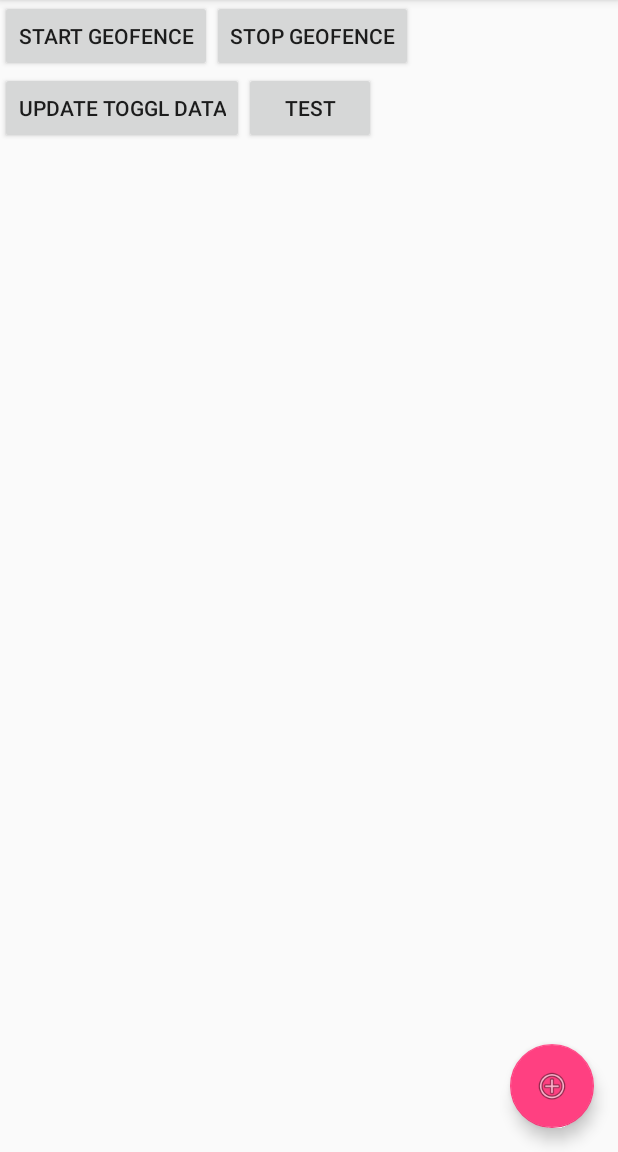
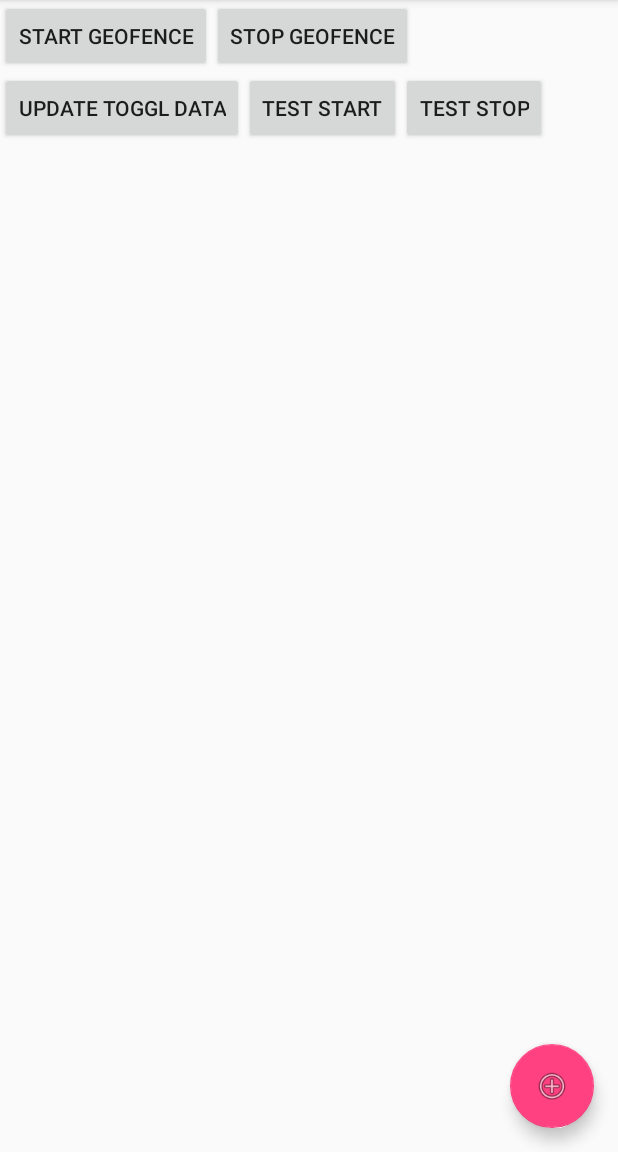
Before and after one commit to meyerd/togfence, an Android app: the screen it shows after launch (MainTogfence), on a phone screen of 412 x 824 dp, the part 84-1236 px from its top. Run offline under Robolectric (Android 15) with nearby library versions, the phone set to English and light mode, and no system bars.

Commit message:
implement stop time entry

```diff
--- a/app/src/main/java/de/hosenhasser/togfence/togfence/MainTogfence.java
+++ b/app/src/main/java/de/hosenhasser/togfence/togfence/MainTogfence.java
@@ -98,8 +98,8 @@ public class MainTogfence extends AppCompatActivity implements OnCompleteListene
                 tr.updateProjectsAndTags(getApplicationContext());
             }
         });
-        Button testbutton = (Button) findViewById(R.id.testbutton);
-        testbutton.setOnClickListener(new View.OnClickListener() {
+        Button testbutton1 = (Button) findViewById(R.id.testbutton1);
+        testbutton1.setOnClickListener(new View.OnClickListener() {
             @Override
             public void onClick(View view) {
                 TogglRetrofit tr = TogglRetrofit.getInstance();
@@ -110,6 +110,19 @@ public class MainTogfence extends AppCompatActivity implements OnCompleteListene
                 tr.createNewStartTimeEntry(getContentResolver(), ge);
             }
         });
+        Button testbutton2 = (Button) findViewById(R.id.testbutton2);
+        testbutton2.setOnClickListener(new View.OnClickListener() {
+            @Override
+            public void onClick(View view) {
+                TogglRetrofit tr = TogglRetrofit.getInstance();
+                Geofence g = mGeofenceList.get(0);
+                String req_id = g.getRequestId();
+                int id = Integer.parseInt(req_id);
+                GeofenceElement ge = GeofencesContentProvider.getGeofenceElement(getContentResolver(), id);
+                tr.createNewStopTimeEntry(getContentResolver(), ge);
+            }
+        });
+
 
         checkGooglePlayServices(this);
 
--- a/app/src/main/java/de/hosenhasser/togfence/togfence/Toggl/TogglService.java
+++ b/app/src/main/java/de/hosenhasser/togfence/togfence/Toggl/TogglService.java
@@ -4,6 +4,8 @@ import retrofit2.Call;
 import retrofit2.http.Body;
 import retrofit2.http.GET;
 import retrofit2.http.POST;
+import retrofit2.http.PUT;
+import retrofit2.http.Path;
 
 public interface TogglService {
     @GET("/api/v8/me")
@@ -14,4 +16,7 @@ public interface TogglService {
 
     @POST("/api/v8/time_entries/start")
     Call<TogglStartTimeEntryResponse> startTimeEntry(@Body TogglStartTimeEntry startTimeEntry);
+
+    @PUT("/api/v8/time_entries/{time_entry_id}/stop")
+    Call<TogglStopTimeEntryResponse> stopTimeEntry(@Path("time_entry_id") int time_entry_id);
 }
--- a/app/src/main/res/layout/content_main_togfence.xml
+++ b/app/src/main/res/layout/content_main_togfence.xml
@@ -38,8 +38,13 @@
             <Button
                 android:layout_width="wrap_content"
                 android:layout_height="wrap_content"
-                android:text="test"
-                android:id="@+id/testbutton"/>
+                android:text="test start"
+                android:id="@+id/testbutton1"/>
+            <Button
+                android:layout_width="wrap_content"
+                android:layout_height="wrap_content"
+                android:text="test stop"
+                android:id="@+id/testbutton2"/>
         </LinearLayout>
         <LinearLayout
             android:layout_width="match_parent"
```
Also changed, not shown: app/src/main/java/de/hosenhasser/togfence/togfence/Toggl/TogglRetrofit.java (+29 -1 lines), app/src/main/java/de/hosenhasser/togfence/togfence/Toggl/TogglStopTimeEntryResponse.java (added, +34 -0 lines).
